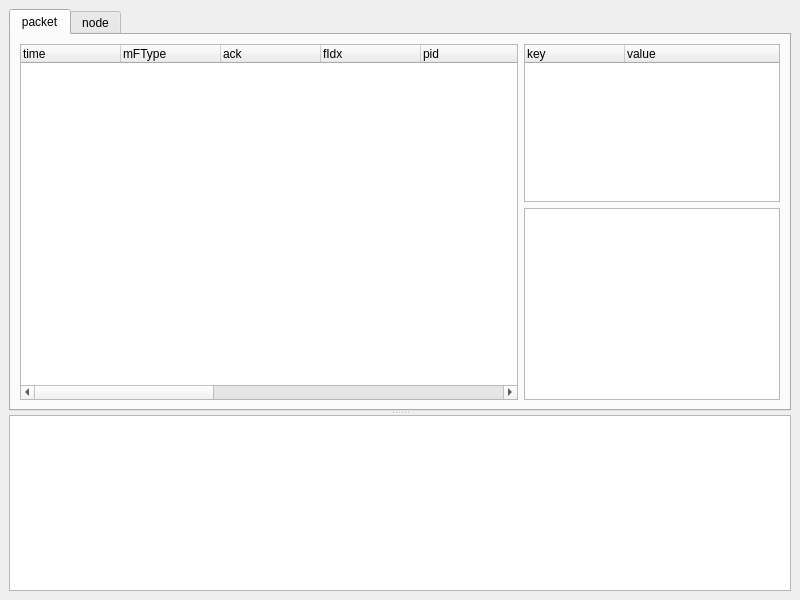
First picture: the form in mainwindow.ui, repository zaazbb/YM001NetworkAnalyzer, before the edit.
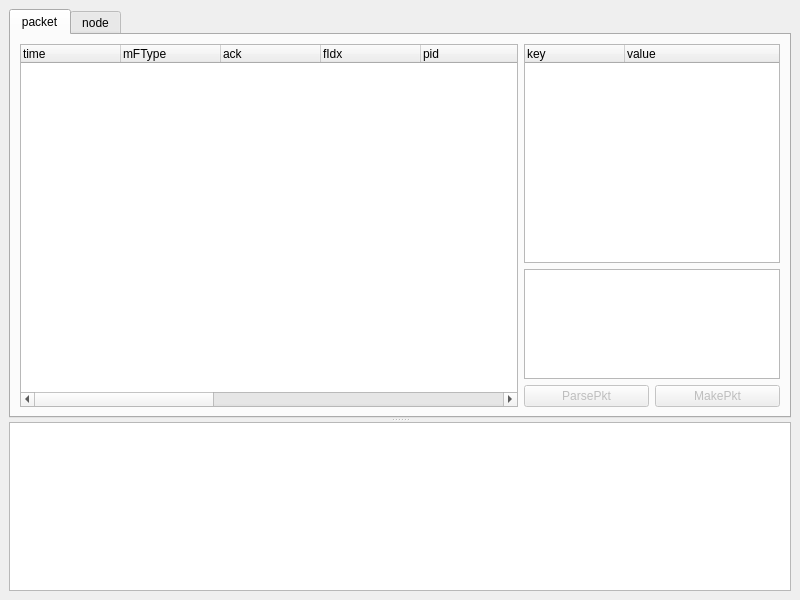
Second picture: the form after the edit.

Commit message: add parsepkt function.

The edit to the form file:
```diff
--- a/mainwindow.ui
+++ b/mainwindow.ui
@@ -31,19 +31,7 @@
         <attribute name="title">
          <string>packet</string>
         </attribute>
-        <layout class="QHBoxLayout" name="horizontalLayout" stretch="1,0">
-         <property name="leftMargin">
-          <number>9</number>
-         </property>
-         <property name="topMargin">
-          <number>9</number>
-         </property>
-         <property name="rightMargin">
-          <number>9</number>
-         </property>
-         <property name="bottomMargin">
-          <number>9</number>
-         </property>
+        <layout class="QHBoxLayout" name="horizontalLayout_3" stretch="1,0">
          <item>
           <widget class="QTreeWidget" name="treeWidget">
            <property name="contextMenuPolicy">
@@ -126,19 +114,7 @@
           </widget>
          </item>
          <item>
-          <layout class="QVBoxLayout" name="verticalLayout" stretch="1,0">
-           <property name="leftMargin">
-            <number>0</number>
-           </property>
-           <property name="topMargin">
-            <number>0</number>
-           </property>
-           <property name="rightMargin">
-            <number>0</number>
-           </property>
-           <property name="bottomMargin">
-            <number>0</number>
-           </property>
+          <layout class="QVBoxLayout" name="verticalLayout" stretch="2,1,0">
            <item>
             <widget class="QTreeWidget" name="treeWidget_cmdinfo">
              <property name="sizePolicy">
@@ -168,6 +144,30 @@
            <item>
             <widget class="QPlainTextEdit" name="plainTextEdit_pktdata"/>
            </item>
+           <item>
+            <layout class="QHBoxLayout" name="horizontalLayout">
+             <item>
+              <widget class="QPushButton" name="pushButton_parsepkt">
+               <property name="enabled">
+                <bool>false</bool>
+               </property>
+               <property name="text">
+                <string>ParsePkt</string>
+               </property>
+              </widget>
+             </item>
+             <item>
+              <widget class="QPushButton" name="pushButton_mkpkt">
+               <property name="enabled">
+                <bool>false</bool>
+               </property>
+               <property name="text">
+                <string>MakePkt</string>
+               </property>
+              </widget>
+             </item>
+            </layout>
+           </item>
           </layout>
          </item>
         </layout>
```
Left out of the diff: 8 changed lines with no effect on the pictures. The commit also changes 6 other files.
